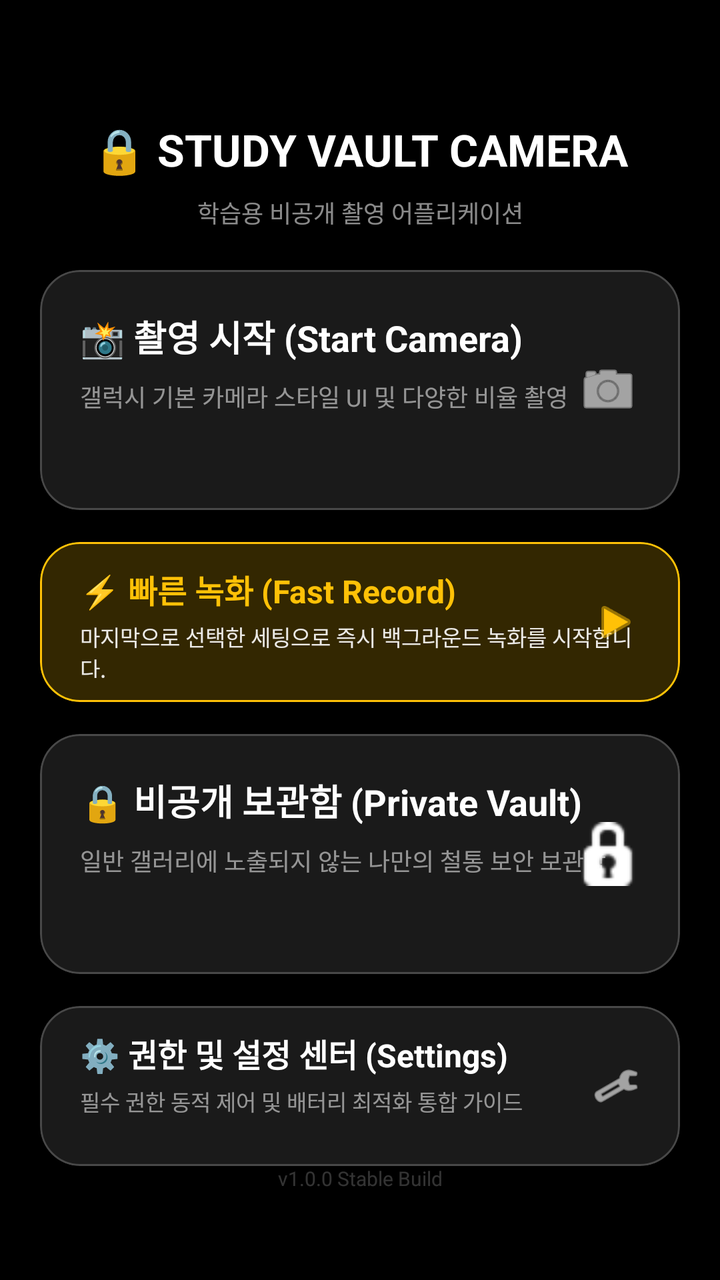
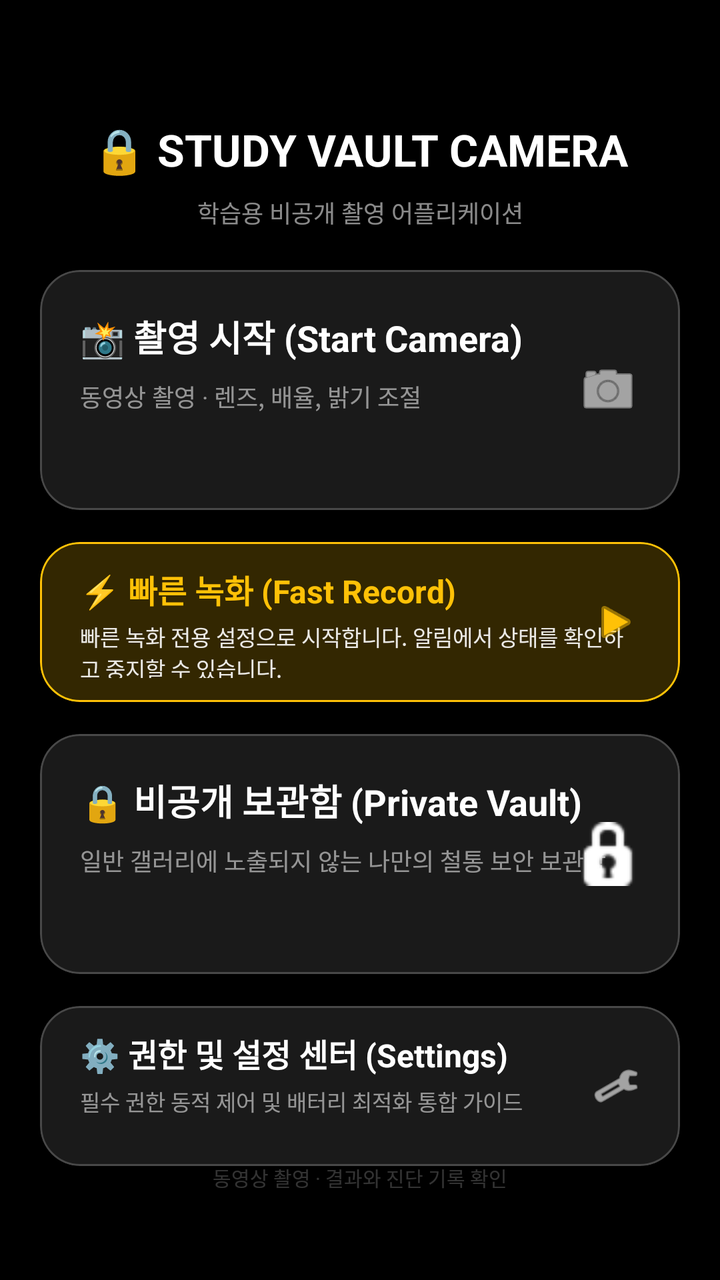

The first picture is an Android layout as it rendered before a commit; the second is the same layout after the commit. The layout source and the unified diff follow.
<!-- AndroidManifest.xml: application theme Theme.Camera2Study -->
<!-- res/layout/fragment_home.xml -->
<?xml version="1.0" encoding="utf-8"?>
<androidx.constraintlayout.widget.ConstraintLayout xmlns:android="http://schemas.android.com/apk/res/android"
    xmlns:app="http://schemas.android.com/apk/res-auto"
    android:layout_width="match_parent"
    android:layout_height="match_parent"
    android:background="@android:color/black"
    android:padding="20dp"
    android:fitsSystemWindows="true">

    <TextView
        android:id="@+id/txtAppTitle"
        android:layout_width="wrap_content"
        android:layout_height="wrap_content"
        android:layout_marginTop="40dp"
        android:text="🔒 STUDY VAULT CAMERA"
        android:textColor="@android:color/white"
        android:textSize="22sp"
        android:textStyle="bold"
        app:layout_constraintEnd_toEndOf="parent"
        app:layout_constraintStart_toStartOf="parent"
        app:layout_constraintTop_toTopOf="parent" />

    <TextView
        android:id="@+id/txtSubTitle"
        android:layout_width="wrap_content"
        android:layout_height="wrap_content"
        android:layout_marginTop="8dp"
        android:text="학습용 비공개 촬영 어플리케이션"
        android:textColor="#8AFFFFFF"
        android:textSize="12sp"
        app:layout_constraintEnd_toEndOf="parent"
        app:layout_constraintStart_toStartOf="parent"
        app:layout_constraintTop_toBottomOf="@id/txtAppTitle" />

    
    <com.google.android.material.card.MaterialCardView
        android:id="@+id/cardBatteryWarning"
        style="@style/Widget.Material3.CardView.Elevated"
        android:layout_width="match_parent"
        android:layout_height="wrap_content"
        android:layout_marginTop="32dp"
        app:cardBackgroundColor="#4DFF5252"
        app:cardCornerRadius="16dp"
        app:strokeColor="#FF5252"
        app:strokeWidth="1.5dp"
        android:visibility="gone"
        app:layout_constraintTop_toBottomOf="@id/txtSubTitle">

        <LinearLayout
            android:layout_width="match_parent"
            android:layout_height="wrap_content"
            android:orientation="vertical"
            android:padding="16dp">

            <TextView
                android:layout_width="wrap_content"
                android:layout_height="wrap_content"
                android:text="🔋 배터리 최적화 제한 상태"
                android:textColor="#FFFFD2D2"
                android:textSize="14sp"
                android:textStyle="bold" />

            <TextView
                android:layout_width="wrap_content"
                android:layout_height="wrap_content"
                android:layout_marginTop="4dp"
                android:text="백그라운드에서 녹화 시 오류가 발생할 수 있습니다. 정상 동작을 위해 배터리 최적화를 해제해 주세요."
                android:textColor="#E6FFFFFF"
                android:textSize="11sp" />

            <com.google.android.material.button.MaterialButton
                android:id="@+id/btnFixBattery"
                style="@style/Widget.Material3.Button.TextButton"
                android:layout_width="wrap_content"
                android:layout_height="wrap_content"
                android:layout_gravity="end"
                android:layout_marginTop="4dp"
                android:text="지금 해제하기 →"
                android:textColor="#FFFFD2D2"
                android:textSize="11sp" />
        </LinearLayout>
    </com.google.android.material.card.MaterialCardView>

    
    <com.google.android.material.card.MaterialCardView
        android:id="@+id/cardPermissionWarning"
        style="@style/Widget.Material3.CardView.Elevated"
        android:layout_width="match_parent"
        android:layout_height="wrap_content"
        android:layout_marginTop="12dp"
        app:cardBackgroundColor="#4DFFC107"
        app:cardCornerRadius="16dp"
        app:strokeColor="#FFC107"
        app:strokeWidth="1.5dp"
        android:visibility="gone"
        app:layout_constraintTop_toBottomOf="@id/cardBatteryWarning">

        <LinearLayout
            android:layout_width="match_parent"
            android:layout_height="wrap_content"
            android:orientation="vertical"
            android:padding="16dp">

            <TextView
                android:layout_width="wrap_content"
                android:layout_height="wrap_content"
                android:text="⚠️ 필수 권한 누락"
                android:textColor="#FFFFE082"
                android:textSize="14sp"
                android:textStyle="bold" />

            <TextView
                android:layout_width="wrap_content"
                android:layout_height="wrap_content"
                android:layout_marginTop="4dp"
                android:text="카메라 촬영을 위해 필수 권한(카메라, 마이크 등) 허용이 필요합니다."
                android:textColor="#E6FFFFFF"
                android:textSize="11sp" />

            <com.google.android.material.button.MaterialButton
                android:id="@+id/btnFixPermissions"
                style="@style/Widget.Material3.Button.TextButton"
                android:layout_width="wrap_content"
                android:layout_height="wrap_content"
                android:layout_gravity="end"
                android:layout_marginTop="4dp"
                android:text="권한 허용하러 가기 →"
                android:textColor="#FFFFE082"
                android:textSize="11sp" />
        </LinearLayout>
    </com.google.android.material.card.MaterialCardView>

    
    <com.google.android.material.card.MaterialCardView
        android:id="@+id/cardStartCamera"
        style="@style/Widget.Material3.CardView.Filled"
        android:layout_width="match_parent"
        android:layout_height="120dp"
        android:layout_marginTop="20dp"
        app:cardBackgroundColor="#1AFFFFFF"
        app:cardCornerRadius="20dp"
        app:strokeColor="#33FFFFFF"
        app:strokeWidth="1dp"
        app:layout_constraintTop_toBottomOf="@id/cardPermissionWarning">

        <RelativeLayout
            android:layout_width="match_parent"
            android:layout_height="match_parent"
            android:padding="20dp">

            <TextView
                android:id="@+id/lblCamera"
                android:layout_width="wrap_content"
                android:layout_height="wrap_content"
                android:text="📸 촬영 시작 (Start Camera)"
                android:textColor="@android:color/white"
                android:textSize="18sp"
                android:textStyle="bold" />

            <TextView
                android:layout_width="wrap_content"
                android:layout_height="wrap_content"
                android:layout_below="@id/lblCamera"
                android:layout_marginTop="8dp"
                android:text="갤럭시 기본 카메라 스타일 UI 및 다양한 비율 촬영"
                android:textColor="#8AFFFFFF"
                android:textSize="12sp" />

            <ImageView
                android:layout_width="32dp"
                android:layout_height="32dp"
                android:layout_alignParentEnd="true"
                android:layout_centerVertical="true"
                android:src="@android:drawable/ic_menu_camera"
                app:tint="@android:color/white" />
        </RelativeLayout>
    </com.google.android.material.card.MaterialCardView>

    
    <com.google.android.material.card.MaterialCardView
        android:id="@+id/cardFastRecord"
        style="@style/Widget.Material3.CardView.Filled"
        android:layout_width="match_parent"
        android:layout_height="80dp"
        android:layout_marginTop="16dp"
        app:cardBackgroundColor="#33FFC107"
        app:cardCornerRadius="20dp"
        app:strokeColor="#FFC107"
        app:strokeWidth="1dp"
        app:layout_constraintTop_toBottomOf="@id/cardStartCamera">

        <RelativeLayout
            android:layout_width="match_parent"
            android:layout_height="match_parent"
            android:paddingHorizontal="20dp"
            android:paddingVertical="12dp">

            <TextView
                android:id="@+id/lblFastRecord"
                android:layout_width="wrap_content"
                android:layout_height="wrap_content"
                android:text="⚡ 빠른 녹화 (Fast Record)"
                android:textColor="#FFC107"
                android:textSize="16sp"
                android:textStyle="bold" />

            <TextView
                android:layout_width="wrap_content"
                android:layout_height="wrap_content"
                android:layout_below="@id/lblFastRecord"
                android:layout_marginTop="4dp"
                android:text="마지막으로 선택한 세팅으로 즉시 백그라운드 녹화를 시작합니다."
                android:textColor="#E6FFFFFF"
                android:textSize="11sp" />

            <ImageView
                android:layout_width="24dp"
                android:layout_height="24dp"
                android:layout_alignParentEnd="true"
                android:layout_centerVertical="true"
                android:src="@android:drawable/ic_media_play"
                app:tint="#FFC107" />
        </RelativeLayout>
    </com.google.android.material.card.MaterialCardView>

    
    <com.google.android.material.card.MaterialCardView
        android:id="@+id/cardPrivateVault"
        style="@style/Widget.Material3.CardView.Filled"
        android:layout_width="match_parent"
        android:layout_height="120dp"
        android:layout_marginTop="16dp"
        app:cardBackgroundColor="#1AFFFFFF"
        app:cardCornerRadius="20dp"
        app:strokeColor="#33FFFFFF"
        app:strokeWidth="1dp"
        app:layout_constraintTop_toBottomOf="@id/cardFastRecord">

        <RelativeLayout
            android:layout_width="match_parent"
            android:layout_height="match_parent"
            android:padding="20dp">

            <TextView
                android:id="@+id/lblVault"
                android:layout_width="wrap_content"
                android:layout_height="wrap_content"
                android:text="🔒 비공개 보관함 (Private Vault)"
                android:textColor="@android:color/white"
                android:textSize="18sp"
                android:textStyle="bold" />

            <TextView
                android:layout_width="wrap_content"
                android:layout_height="wrap_content"
                android:layout_below="@id/lblVault"
                android:layout_marginTop="8dp"
                android:text="일반 갤러리에 노출되지 않는 나만의 철통 보안 보관함"
                android:textColor="#8AFFFFFF"
                android:textSize="12sp" />

            <ImageView
                android:layout_width="32dp"
                android:layout_height="32dp"
                android:layout_alignParentEnd="true"
                android:layout_centerVertical="true"
                android:src="@android:drawable/ic_secure"
                app:tint="@android:color/white" />
        </RelativeLayout>
    </com.google.android.material.card.MaterialCardView>

    
    <com.google.android.material.card.MaterialCardView
        android:id="@+id/cardSettings"
        style="@style/Widget.Material3.CardView.Filled"
        android:layout_width="match_parent"
        android:layout_height="80dp"
        android:layout_marginTop="16dp"
        app:cardBackgroundColor="#1AFFFFFF"
        app:cardCornerRadius="20dp"
        app:strokeColor="#33FFFFFF"
        app:strokeWidth="1dp"
        app:layout_constraintTop_toBottomOf="@id/cardPrivateVault">

        <RelativeLayout
            android:layout_width="match_parent"
            android:layout_height="match_parent"
            android:paddingHorizontal="20dp"
            android:paddingVertical="12dp">

            <TextView
                android:id="@+id/lblSettings"
                android:layout_width="wrap_content"
                android:layout_height="wrap_content"
                android:text="⚙️ 권한 및 설정 센터 (Settings)"
                android:textColor="@android:color/white"
                android:textSize="16sp"
                android:textStyle="bold" />

            <TextView
                android:layout_width="wrap_content"
                android:layout_height="wrap_content"
                android:layout_below="@id/lblSettings"
                android:layout_marginTop="4dp"
                android:text="필수 권한 동적 제어 및 배터리 최적화 통합 가이드"
                android:textColor="#8AFFFFFF"
                android:textSize="11sp" />

            <ImageView
                android:layout_width="24dp"
                android:layout_height="24dp"
                android:layout_alignParentEnd="true"
                android:layout_centerVertical="true"
                android:src="@android:drawable/ic_menu_preferences"
                app:tint="@android:color/white" />
        </RelativeLayout>
    </com.google.android.material.card.MaterialCardView>

    <TextView
        android:layout_width="wrap_content"
        android:layout_height="wrap_content"
        android:layout_marginBottom="24dp"
        android:text="v1.0.0 Stable Build"
        android:textColor="#33FFFFFF"
        android:textSize="10sp"
        app:layout_constraintBottom_toBottomOf="parent"
        app:layout_constraintEnd_toEndOf="parent"
        app:layout_constraintStart_toStartOf="parent" />

</androidx.constraintlayout.widget.ConstraintLayout>
<!-- resources referenced by this layout -->
<resources>
  <style name="Theme.Camera2Study" parent="Theme.Material3.DayNight.NoActionBar">
          <item name="android:statusBarColor" tools:targetApi="l">@android:color/black</item>
          <item name="android:navigationBarColor">@android:color/black</item>
      </style>
</resources>

<!-- the commit's change to res/layout/fragment_home.xml (unified diff, before → after) -->
@@ -162,7 +162,7 @@
                 android:layout_height="wrap_content"
                 android:layout_below="@id/lblCamera"
                 android:layout_marginTop="8dp"
-                android:text="갤럭시 기본 카메라 스타일 UI 및 다양한 비율 촬영"
+                android:text="동영상 촬영 · 렌즈, 배율, 밝기 조절"
                 android:textColor="#8AFFFFFF"
                 android:textSize="12sp" />
 
@@ -209,7 +209,7 @@
                 android:layout_height="wrap_content"
                 android:layout_below="@id/lblFastRecord"
                 android:layout_marginTop="4dp"
-                android:text="마지막으로 선택한 세팅으로 즉시 백그라운드 녹화를 시작합니다."
+                android:text="빠른 녹화 전용 설정으로 시작합니다. 알림에서 상태를 확인하고 중지할 수 있습니다."
                 android:textColor="#E6FFFFFF"
                 android:textSize="11sp" />
 
@@ -320,7 +320,7 @@
         android:layout_width="wrap_content"
         android:layout_height="wrap_content"
         android:layout_marginBottom="24dp"
-        android:text="v1.0.0 Stable Build"
+        android:text="동영상 촬영 · 결과와 진단 기록 확인"
         android:textColor="#33FFFFFF"
         android:textSize="10sp"
         app:layout_constraintBottom_toBottomOf="parent"
